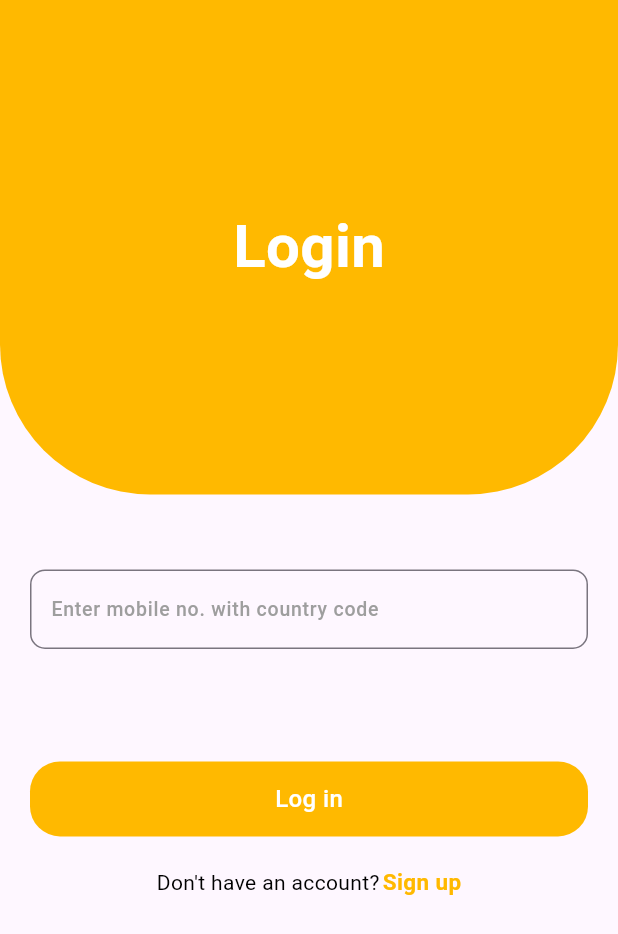
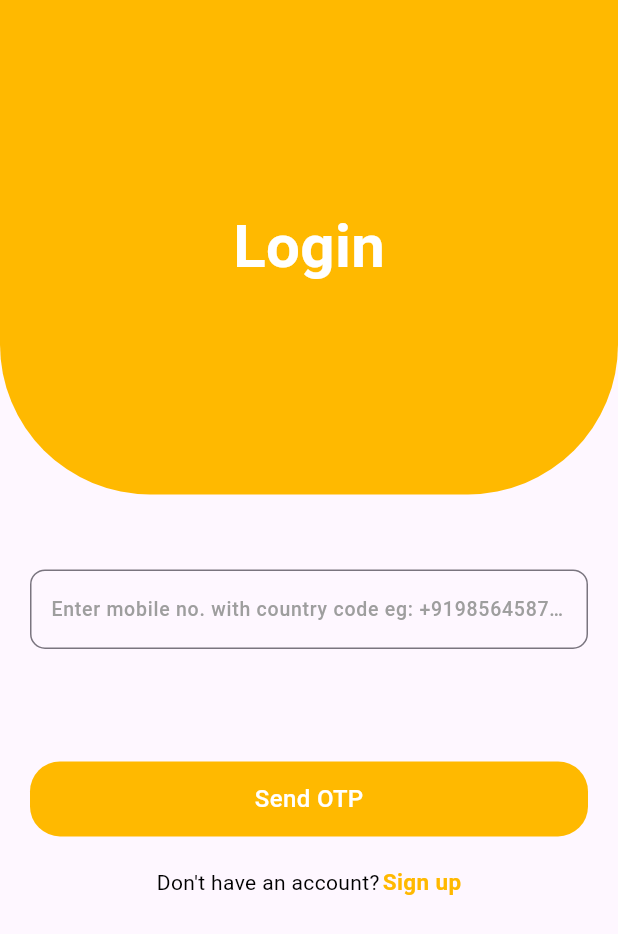
Before and after one commit to saninssnz/lilac_machine_test_new, a Flutter app: the LoginScreen screen opened directly, on a phone screen of 412 x 824 dp. Shown: the top 934 px of the screen. Run offline on Flutter 3.47's test engine with Material 2 defaults, Android fonts, the phone set to English and light mode, and no system bars; our stand-ins replace chewie, cloud_firestore, firebase_auth, firebase_core, firebase_storage, flutter_secure_storage and 7 more; missing offline and left inert: flutter_file_downloader, flutter_inappwebview, flutter_windowmanager, googleapis; accounts and stored records are empty; Roboto replaces fonts that are missing (Poppins).

Commit message:
final commit

```diff
--- a/lib/main.dart
+++ b/lib/main.dart
@@ -27,7 +27,7 @@ class MyApp extends StatelessWidget {
         colorScheme: ColorScheme.fromSeed(seedColor: Colors.deepPurple),
         useMaterial3: true,
       ),
-      home: VideoListScreen(),
+        home: LoginScreen(),
     );
   }
 }
--- a/lib/service/getx.dart
+++ b/lib/service/getx.dart
@@ -1,6 +1,7 @@
 import 'package:flutter/cupertino.dart';
 import 'package:flutter/material.dart';
 import 'package:flutter_file_downloader/flutter_file_downloader.dart';
+import 'package:flutter_inappwebview/flutter_inappwebview.dart';
 import 'package:get/get.dart';
 import 'package:lilac_machine_test/model/user_model.dart';
 import 'package:googleapis/drive/v3.dart' as drive;
@@ -34,6 +35,8 @@ class GetController extends GetxController {
   late Directory directory;
   RxList<File> mp4Files = <File>[].obs;
   final Rx<File?> selectedVideo = Rx<File?>(null);
+  final controllerRef = Rx<InAppWebViewController?>(null);
+
 
 
   getUserDetails(UserModel userModel) {
--- a/lib/ui/file_video_screen.dart
+++ b/lib/ui/file_video_screen.dart
@@ -1,6 +1,7 @@
 import 'dart:io';
 
 import 'package:flutter/material.dart';
+import 'package:lilac_machine_test/utils/constants.dart';
 import 'package:video_player/video_player.dart';
 
 class VideoPage extends StatefulWidget {
@@ -36,6 +37,7 @@ class _VideoPageState extends State<VideoPage> {
   Widget build(BuildContext context) {
     return Scaffold(
       appBar: AppBar(
+        backgroundColor: primaryColor,
         title: Text('Video Player'),
       ),
       body: FutureBuilder(
--- a/lib/ui/login_screen.dart
+++ b/lib/ui/login_screen.dart
@@ -8,6 +8,7 @@ import 'package:lilac_machine_test/model/user_model.dart';
 import 'package:lilac_machine_test/service/getx.dart';
 import 'package:lilac_machine_test/ui/home_screen/home_screen.dart';
 import 'package:lilac_machine_test/ui/register_screen.dart';
+import 'package:lilac_machine_test/ui/video_List_Screen.dart';
 import 'package:lilac_machine_test/utils/Toast.dart';
 import 'package:lilac_machine_test/utils/constants.dart';
 import 'package:lilac_machine_test/utils/data_repo.dart';
@@ -63,7 +64,7 @@ class _LoginScreenState extends State<LoginScreen> {
                 cursorColor: Colors.black,
                 controller: mobileController,
                 keyboardType: TextInputType.phone,
-                decoration: buildInputDecoration(hintText: "Enter mobile no. with country code"),
+                decoration: buildInputDecoration(hintText: "Enter mobile no. with country code eg: +919856458755"),
               ),
             ),
             Visibility(
@@ -85,7 +86,9 @@ class _LoginScreenState extends State<LoginScreen> {
             ),
             SizedBox(height: 50,),
             isLoading?
-            CircularProgressIndicator():Padding(
+            CircularProgressIndicator(
+              color: primaryColor,
+            ):Padding(
               padding: const EdgeInsets.symmetric(horizontal: 20.0),
               child: InkWell(
                 onTap: () {
@@ -149,7 +152,7 @@ class _LoginScreenState extends State<LoginScreen> {
                       .width,
                   child: Center(
                     child: Text(
-                      otpCodeVisible?"Verify":"Log in",
+                      otpCodeVisible?"Verify":"Send OTP",
                       style: TextStyle(
                         color: Colors.white,
                         fontSize: 16,
@@ -227,7 +230,7 @@ void verifyCode() async{
     await  auth.signInWithCredential(credential).then((value){
       print("logged in successfully");
 
-      Get.to(()=>HomeScreen());
+      Get.to(()=>VideoListScreen());
     });
 }
 
```
Also changed, not shown: lib/ui/home_screen/home_screen.dart (+42 -26 lines), lib/ui/video_List_Screen.dart (+9 -0 lines).
